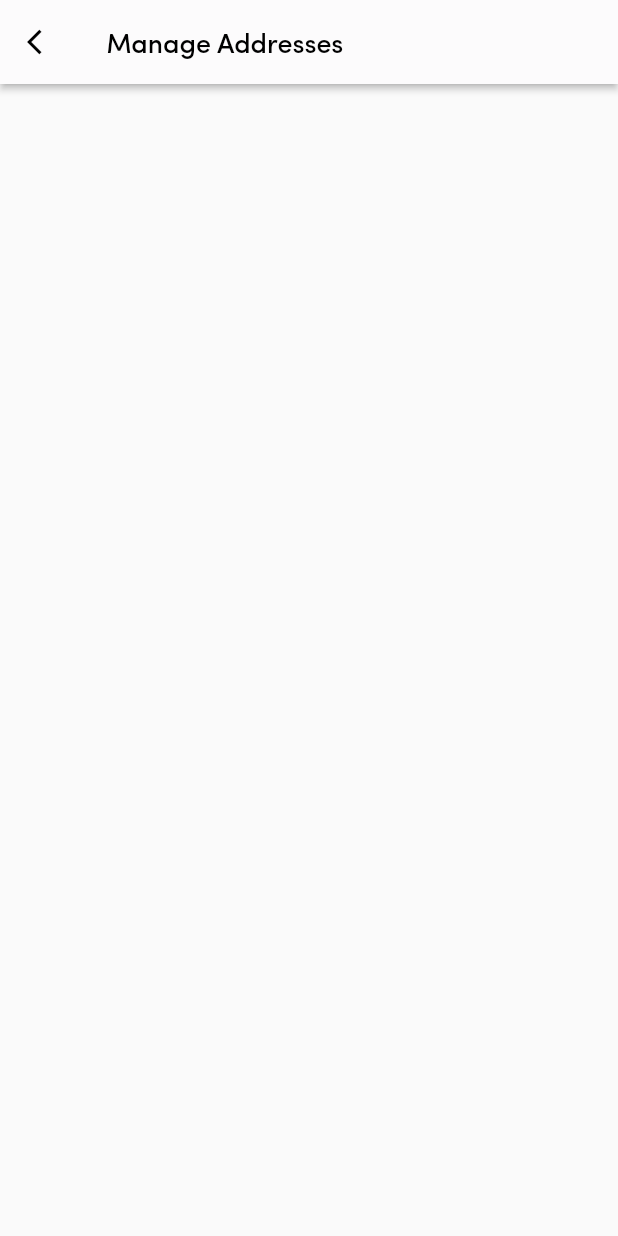
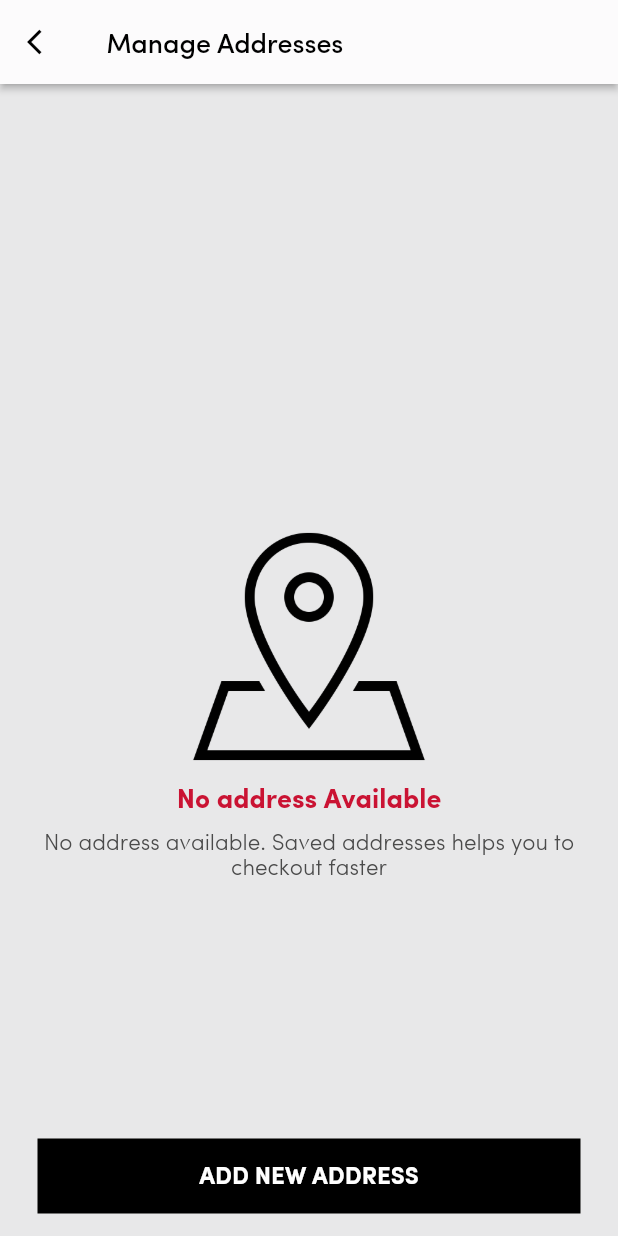
Before and after one commit to lagripe/Yassir-Food-Clone, a Flutter app: the screen it shows after launch, item 4 of the bottom bar chosen, after a tap on "Manage addresses", on a phone screen of 412 x 824 dp. Run offline on Flutter 3.47's test engine with Material 2 defaults, Android fonts, the phone set to English and light mode, and no system bars; our stand-ins replace smooth_star_rating; missing offline and left inert: store_redirect; network calls fail.

Commit message:
adding address page

```diff
--- a/yassir_food_prototype/lib/components/CustomAppBars.dart
+++ b/yassir_food_prototype/lib/components/CustomAppBars.dart
@@ -1,8 +1,10 @@
 import 'package:flutter/material.dart';
 import 'package:yassir_food_prototype/config/style.dart';
+import 'package:yassir_food_prototype/pages/FilterPage.dart';
 
 class CustomAppBars {
-  static AppBar maklaAppBar(String header, String location) {
+  static AppBar maklaAppBar(String header, String location,
+      {BuildContext context}) {
     return AppBar(
       automaticallyImplyLeading: false,
       title: Container(
@@ -25,6 +27,9 @@ class CustomAppBars {
       actions: <Widget>[
         Padding(
           padding: const EdgeInsets.all(8.0),
+          child: InkWell(
+            onTap: () => Navigator.push(
+                context, MaterialPageRoute(builder: (_) => FilterPage())),
             child: ClipRRect(
               borderRadius: BorderRadius.circular(5),
               child: Container(
@@ -37,8 +42,8 @@ class CustomAppBars {
                       children: <Widget>[
                         Text(
                           "Categories",
-                        style:
-                            TextStyle(color: Colors.black, fontFamily: "Sofia"),
+                          style: TextStyle(
+                              color: Colors.black, fontFamily: "Sofia"),
                         ),
                         SizedBox(
                           width: 5,
@@ -50,6 +55,7 @@ class CustomAppBars {
                       ],
                     ),
                   )),
+            ),
           ),
         ),
       ],
--- a/yassir_food_prototype/lib/config/classes.dart
+++ b/yassir_food_prototype/lib/config/classes.dart
@@ -58,6 +58,10 @@ class MyAccountItem {
       @required this.clickable,
       @required this.replacement,
       @required this.colored,
-      @required this.callback
-      });
+      @required this.callback});
 }
+
+class Address {
+  String name, adr;
+  Address({@required this.name, @required this.adr});
+}
--- a/yassir_food_prototype/lib/pages/HomePage.dart
+++ b/yassir_food_prototype/lib/pages/HomePage.dart
@@ -32,6 +32,7 @@ class _HomePageState extends State<HomePage>
     _searchController.addListener(
         () => setState(() => searchKeyword = _searchController.text));
   }
+
   CustomTab _cartTab = CustomTab(
     title: "Cart",
     icon: "assets/img/cart.png",
@@ -40,7 +41,7 @@ class _HomePageState extends State<HomePage>
   Widget build(BuildContext context) {
     return Scaffold(
       appBar: _currentIndex == 0
-          ? CustomAppBars.maklaAppBar("header", "location")
+          ? CustomAppBars.maklaAppBar("header", "location", context: context)
           : _currentIndex == 1
               ? CustomAppBars.exploreAppBar(_searchController)
               : _currentIndex == 2
--- a/yassir_food_prototype/lib/pages/ManageAddresses.dart
+++ b/yassir_food_prototype/lib/pages/ManageAddresses.dart
@@ -1,5 +1,7 @@
 import 'package:flutter/material.dart';
+import 'package:yassir_food_prototype/components/errorWidgets.dart';
 import 'package:yassir_food_prototype/config/style.dart';
+import 'package:yassir_food_prototype/staticData.dart';
 
 class ManageAddressesPage extends StatefulWidget {
   @override
@@ -9,16 +11,52 @@ class ManageAddressesPage extends StatefulWidget {
 class _ManageAddressesPageState extends State<ManageAddressesPage> {
   @override
   Widget build(BuildContext context) {
-    return  Scaffold(
+    double widthScreen = MediaQuery.of(context).size.width;
+    return Scaffold(
         appBar: AppBar(
           leading: InkWell(
               onTap: () => Navigator.pop(context),
-            child: Icon(Icons.arrow_back_ios, size: 20,color: Colors.black,)),
+              child: Icon(
+                Icons.arrow_back_ios,
+                size: 20,
+                color: Colors.black,
+              )),
           titleSpacing: 15,
           title: Text(
             "Manage Addresses",
             style: CustomStyle.appBarStyle(),
           ),
-      ),);
+        ),
+        body: Stack(
+          children: <Widget>[
+            StaticData.addresses.length == 3
+                ? ErrorWidgets.error(
+                    context: context,
+                    asset: "map",
+                    header: "No address Available",
+                    subHeader:
+                        "No address available. Saved addresses helps you to checkout faster ",
+                  )
+                : Container(),
+            Positioned(
+              bottom: 15,
+              left: widthScreen - (widthScreen - 25),
+              child: Container(
+                height: 50,
+                width: widthScreen - 50,
+                color: Colors.black,
+                child: Center(
+                  child: Text(
+                    "ADD NEW ADDRESS",
+                    style: TextStyle(color: Colors.white,
+                    fontFamily: "Sofia",
+                    fontSize: 16,
+                    fontWeight: FontWeight.w600),
+                  ),
+                ),
+              ),
+            )
+          ],
+        ));
   }
 }
--- a/yassir_food_prototype/lib/staticData.dart
+++ b/yassir_food_prototype/lib/staticData.dart
@@ -1,59 +1,194 @@
-
 import 'package:flutter/material.dart';
 import 'package:yassir_food_prototype/config/manager.dart';
 
 import 'config/classes.dart';
 
-class StaticData
-{
+class StaticData {
   static List<Food> food = [
-      Food(idFood:"1",nameFood: "Barquette de frites",price: 150.00),
-      Food(idFood:"2",nameFood: "Assiete de frites",price: 200.00),
-      Food(idFood:"3",nameFood: "Pizza poulé",price: 600.00),
-      Food(idFood:"4",nameFood: "Pizza Mega",price: 1800.00),
-      Food(idFood:"5",nameFood: "Barquette de frites",price: 150.00),
-      Food(idFood:"6",nameFood: "Assiete de frites",price: 200.00),
-      Food(idFood:"7",nameFood: "Pizza poulé",price: 600.00),
-      Food(idFood:"8",nameFood: "Pizza Mega",price: 1800.00),
-      Food(idFood:"9",nameFood: "Barquette de frites",price: 150.00),
-      Food(idFood:"10",nameFood: "Assiete de frites",price: 200.00),
-      Food(idFood:"11",nameFood: "Pizza poulé",price: 600.00),
-      Food(idFood:"12",nameFood: "Pizza Mega",price: 1800.00),
+    Food(idFood: "1", nameFood: "Barquette de frites", price: 150.00),
+    Food(idFood: "2", nameFood: "Assiete de frites", price: 200.00),
+    Food(idFood: "3", nameFood: "Pizza poulé", price: 600.00),
+    Food(idFood: "4", nameFood: "Pizza Mega", price: 1800.00),
+    Food(idFood: "5", nameFood: "Barquette de frites", price: 150.00),
+    Food(idFood: "6", nameFood: "Assiete de frites", price: 200.00),
+    Food(idFood: "7", nameFood: "Pizza poulé", price: 600.00),
+    Food(idFood: "8", nameFood: "Pizza Mega", price: 1800.00),
+    Food(idFood: "9", nameFood: "Barquette de frites", price: 150.00),
+    Food(idFood: "10", nameFood: "Assiete de frites", price: 200.00),
+    Food(idFood: "11", nameFood: "Pizza poulé", price: 600.00),
+    Food(idFood: "12", nameFood: "Pizza Mega", price: 1800.00),
   ];
   static List<Category> menu = [
-      Category(banner: "https://glasrestaurant.ie/assets/img/Glas_restaurant_food_01.jpg?v2",food: food,nameCat: "Desserts",idCat: "1"),
-      Category(banner: "http://www.gorwelion.co.uk/wp-content/uploads/2015/07/fine-dining-01.jpg",food: food,nameCat: "Entrées chaudes",idCat: "2"),
-      Category(banner: "https://st4.depositphotos.com/1959135/22184/i/1600/depositphotos_221844198-stock-photo-grilled-chicken-legs-tomato-sauce.jpg",food: food,nameCat: "Entrées froids",idCat: "3"),
-      Category(banner: "https://cdn.pixabay.com/photo/2017/12/09/08/18/pizza-3007395_960_720.jpg",food: food,nameCat: "Pizza",idCat: "4"),
-      Category(banner: "http://www.gorwelion.co.uk/wp-content/uploads/2015/07/fine-dining-01.jpg",food: food,nameCat: "Plats",idCat: "5"),
-      Category(banner: "https://media.timeout.com/images/105326979/750/422/image.jpg",food: food,nameCat: "Pâtes",idCat: "6"),
-      Category(banner: "https://glasrestaurant.ie/assets/img/Glas_restaurant_food_01.jpg?v2",food: food,nameCat: "Desserts",idCat: "7"),
-      Category(banner: "http://www.gorwelion.co.uk/wp-content/uploads/2015/07/fine-dining-01.jpg",food: food,nameCat: "Entrées chaudes",idCat: "8"),
-      Category(banner: "https://st4.depositphotos.com/1959135/22184/i/1600/depositphotos_221844198-stock-photo-grilled-chicken-legs-tomato-sauce.jpg",food: [],nameCat: "Entrées froids",idCat: "9"),
-      Category(banner: "https://cdn.pixabay.com/photo/2017/12/09/08/18/pizza-3007395_960_720.jpg",food: food,nameCat: "Pizza",idCat: "10"),
-      Category(banner: "http://www.gorwelion.co.uk/wp-content/uploads/2015/07/fine-dining-01.jpg",food: food,nameCat: "Plats",idCat: "11"),
-      Category(banner: "https://media.timeout.com/images/105326979/750/422/image.jpg",food: food,nameCat: "Pâtes",idCat: "12"),
+    Category(
+        banner:
+            "https://glasrestaurant.ie/assets/img/Glas_restaurant_food_01.jpg?v2",
+        food: food,
+        nameCat: "Desserts",
+        idCat: "1"),
+    Category(
+        banner:
+            "http://www.gorwelion.co.uk/wp-content/uploads/2015/07/fine-dining-01.jpg",
+        food: food,
+        nameCat: "Entrées chaudes",
+        idCat: "2"),
+    Category(
+        banner:
+            "https://st4.depositphotos.com/1959135/22184/i/1600/depositphotos_221844198-stock-photo-grilled-chicken-legs-tomato-sauce.jpg",
+        food: food,
+        nameCat: "Entrées froids",
+        idCat: "3"),
+    Category(
+        banner:
+            "https://cdn.pixabay.com/photo/2017/12/09/08/18/pizza-3007395_960_720.jpg",
+        food: food,
+        nameCat: "Pizza",
+        idCat: "4"),
+    Category(
+        banner:
+            "http://www.gorwelion.co.uk/wp-content/uploads/2015/07/fine-dining-01.jpg",
+        food: food,
+        nameCat: "Plats",
+        idCat: "5"),
+    Category(
+        banner: "https://media.timeout.com/images/105326979/750/422/image.jpg",
+        food: food,
+        nameCat: "Pâtes",
+        idCat: "6"),
+    Category(
+        banner:
+            "https://glasrestaurant.ie/assets/img/Glas_restaurant_food_01.jpg?v2",
+        food: food,
+        nameCat: "Desserts",
+        idCat: "7"),
+    Category(
+        banner:
+            "http://www.gorwelion.co.uk/wp-content/uploads/2015/07/fine-dining-01.jpg",
+        food: food,
+        nameCat: "Entrées chaudes",
+        idCat: "8"),
+    Category(
+        banner:
+            "https://st4.depositphotos.com/1959135/22184/i/1600/depositphotos_221844198-stock-photo-grilled-chicken-legs-tomato-sauce.jpg",
+        food: [],
+        nameCat: "Entrées froids",
+        idCat: "9"),
+    Category(
+        banner:
+            "https://cdn.pixabay.com/photo/2017/12/09/08/18/pizza-3007395_960_720.jpg",
+        food: food,
+        nameCat: "Pizza",
+        idCat: "10"),
+    Category(
+        banner:
+            "http://www.gorwelion.co.uk/wp-content/uploads/2015/07/fine-dining-01.jpg",
+        food: food,
+        nameCat: "Plats",
+        idCat: "11"),
+    Category(
+        banner: "https://media.timeout.com/images/105326979/750/422/image.jpg",
+        food: food,
+        nameCat: "Pâtes",
+        idCat: "12"),
   ];
   static List<Restaurant> restaurants = [
-      Restaurant(adrs: "Staouali, Algérie",banner: "https://st4.depositphotos.com/1959135/22184/i/1600/depositphotos_221844198-stock-photo-grilled-chicken-legs-tomato-sauce.jpg",idRestaurant: "1",nameRestaurant: "La Famillie",rating: 4.5,isOpen: true,close_at: "22:00",delivers_in: "40-45 Mins",menu: menu),
-      Restaurant(adrs: "Bab Ezzouar, Algérie",banner: "http://www.gorwelion.co.uk/wp-content/uploads/2015/07/fine-dining-01.jpg",idRestaurant: "2",nameRestaurant: "Savanah",rating: 5.0,isOpen: true,close_at: "22:00",delivers_in: "40-45 Mins",menu: menu),
-      Restaurant(adrs: "El Biar, Algérie",banner: "https://cdn.pixabay.com/photo/2017/12/09/08/18/pizza-3007395_960_720.jpg",idRestaurant: "3",nameRestaurant: "Casa Alger",rating: 3.7,isOpen: false,close_at: "22:00",delivers_in: "40-45 Mins",menu: menu),
-      Restaurant(adrs: "Bab El Oued, Algérie",banner: "https://media.timeout.com/images/105326979/750/422/image.jpg",idRestaurant: "4",nameRestaurant: "Manhattan",rating: 2.6,isOpen: false,close_at: "22:00",delivers_in: "40-45 Mins",menu: menu),
-      Restaurant(adrs: "Kouba, Algérie",banner: "https://glasrestaurant.ie/assets/img/Glas_restaurant_food_01.jpg?v2",idRestaurant: "5",nameRestaurant: "Café Store",rating: 1.0,isOpen: true,close_at: "22:00",delivers_in: "40-45 Mins",menu: menu),
-      Restaurant(adrs: "Alger Centre, Algérie",banner: "https://cdn.pixabay.com/photo/2014/05/18/11/25/pizza-346985_960_720.jpg",idRestaurant: "6",nameRestaurant: "Savanah",rating: 1.8,isOpen: true,close_at: "22:00",delivers_in: "40-45 Mins",menu: menu),
-      Restaurant(adrs: "Boulevard du 11 Decembre 1960, El Biar, Algérie",banner: "https://cdn.pixabay.com/photo/2017/12/09/08/18/pizza-3007395_960_720.jpg",idRestaurant: "7",nameRestaurant: "Pizza Time val d'hydra",rating: 1.8,isOpen: true,close_at: "22:00",delivers_in: "40-45 Mins",menu: menu),
+    Restaurant(
+        adrs: "Staouali, Algérie",
+        banner:
+            "https://st4.depositphotos.com/1959135/22184/i/1600/depositphotos_221844198-stock-photo-grilled-chicken-legs-tomato-sauce.jpg",
+        idRestaurant: "1",
+        nameRestaurant: "La Famillie",
+        rating: 4.5,
+        isOpen: true,
+        close_at: "22:00",
+        delivers_in: "40-45 Mins",
+        menu: menu),
+    Restaurant(
+        adrs: "Bab Ezzouar, Algérie",
+        banner:
+            "http://www.gorwelion.co.uk/wp-content/uploads/2015/07/fine-dining-01.jpg",
+        idRestaurant: "2",
+        nameRestaurant: "Savanah",
+        rating: 5.0,
+        isOpen: true,
+        close_at: "22:00",
+        delivers_in: "40-45 Mins",
+        menu: menu),
+    Restaurant(
+        adrs: "El Biar, Algérie",
+        banner:
+            "https://cdn.pixabay.com/photo/2017/12/09/08/18/pizza-3007395_960_720.jpg",
+        idRestaurant: "3",
+        nameRestaurant: "Casa Alger",
+        rating: 3.7,
+        isOpen: false,
+        close_at: "22:00",
+        delivers_in: "40-45 Mins",
+        menu: menu),
+    Restaurant(
+        adrs: "Bab El Oued, Algérie",
+        banner: "https://media.timeout.com/images/105326979/750/422/image.jpg",
+        idRestaurant: "4",
+        nameRestaurant: "Manhattan",
+        rating: 2.6,
+        isOpen: false,
+        close_at: "22:00",
+        delivers_in: "40-45 Mins",
+        menu: menu),
+    Restaurant(
+        adrs: "Kouba, Algérie",
+        banner:
+            "https://glasrestaurant.ie/assets/img/Glas_restaurant_food_01.jpg?v2",
+        idRestaurant: "5",
+        nameRestaurant: "Café Store",
+        rating: 1.0,
+        isOpen: true,
+        close_at: "22:00",
+        delivers_in: "40-45 Mins",
+        menu: menu),
+    Restaurant(
+        adrs: "Alger Centre, Algérie",
+        banner:
+            "https://cdn.pixabay.com/photo/2014/05/18/11/25/pizza-346985_960_720.jpg",
+        idRestaurant: "6",
+        nameRestaurant: "Savanah",
+        rating: 1.8,
+        isOpen: true,
+        close_at: "22:00",
+        delivers_in: "40-45 Mins",
+        menu: menu),
+    Restaurant(
+        adrs: "Boulevard du 11 Decembre 1960, El Biar, Algérie",
+        banner:
+            "https://cdn.pixabay.com/photo/2017/12/09/08/18/pizza-3007395_960_720.jpg",
+        idRestaurant: "7",
+        nameRestaurant: "Pizza Time val d'hydra",
+        rating: 1.8,
+        isOpen: true,
+        close_at: "22:00",
+        delivers_in: "40-45 Mins",
+        menu: menu),
   ];
+  //-------- Filters map
+  static initFilters() => filters = {for (var cat in menu) cat.idCat: false};
+  static Map<String, bool> filters = {for (var cat in menu) cat.idCat: false};
+
   static List<Order> orders = [
-      Order(food: food[0],quantity: 2),
-      Order(food: food[2],quantity: 2),
-      Order(food: food[1],quantity: 6),
+    Order(food: food[0], quantity: 2),
+    Order(food: food[2], quantity: 2),
+    Order(food: food[1], quantity: 6),
   ];
-    static Cart  cart = Cart(restaurant: restaurants[2],orders: orders);
-
+  //-------- CART ---------------------
+  static Cart cart = Cart(restaurant: restaurants[2], orders: orders);
+  //-------- Addresses
+  static List<Address> addresses = [
+    Address(adr: "Home",name: "El Biar, Alger"),
+    Address(adr: "Work",name: "Staoueli, Alger"),
+    Address(adr: "ADR1",name: "Bab Ezzouar, Alger"),
+  ];
+  //------- Account Info
   static String appId = "com.yatechnologies.yassirfoodclient";
   static String firstName = "Mohamed";
   static String lastName = "BESSEKRI";
   static String email = "root@gmail.com";
   static String phone = "660 66 00 00";
-
 }
```
Also changed, not shown: yassir_food_prototype/lib/pages/FilterPage.dart (added, +146 -0 lines). Lines whose indentation alone changed are shown as unchanged.
